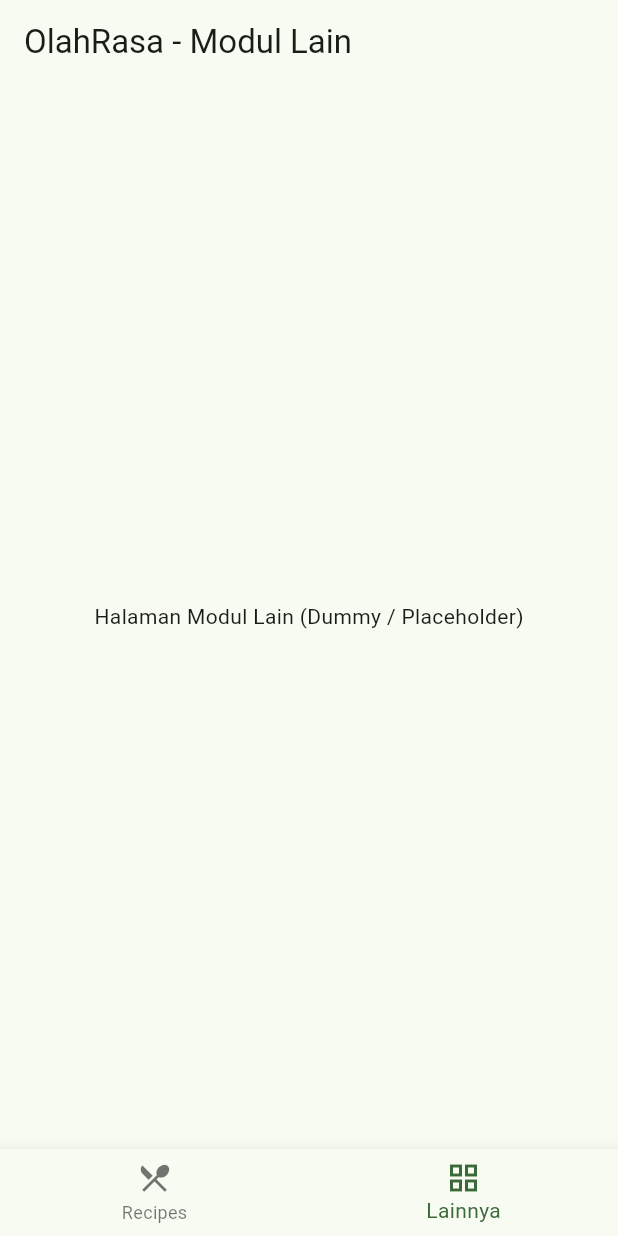
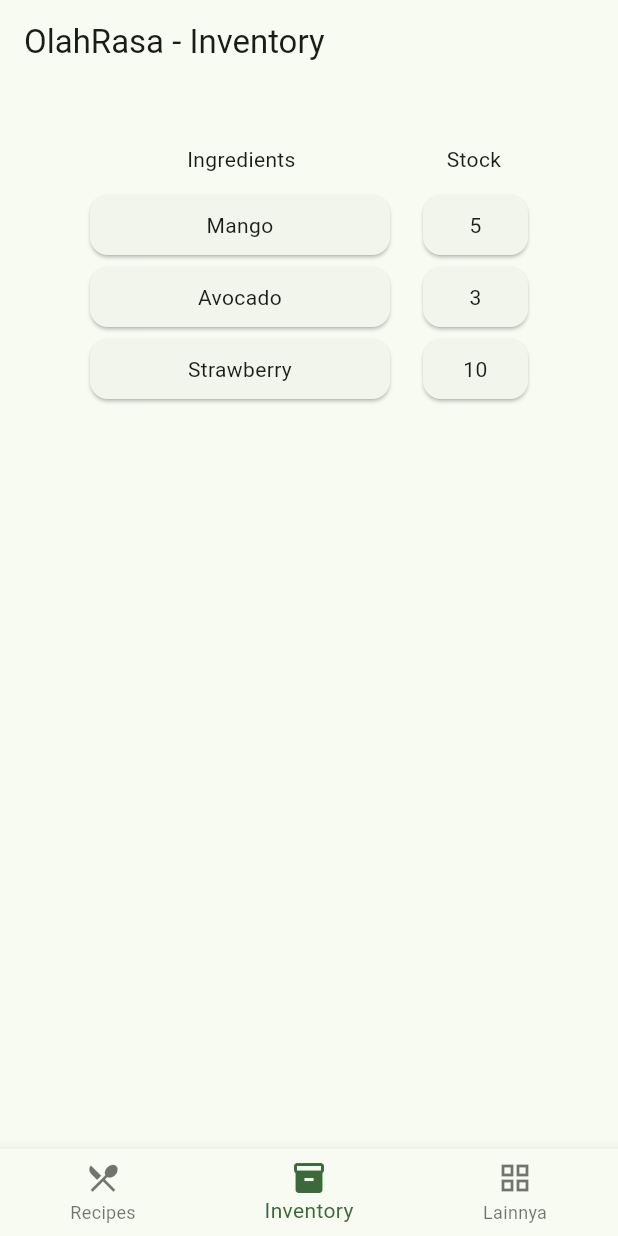
Before and after one commit to Tugas-Kelompok-PBP-D-10/OlahRasa_mobile, a Flutter app: the screen it shows after launch, item 2 of the bottom bar chosen, on a phone screen of 412 x 824 dp. Run offline on Flutter 3.47's test engine with Material 3 defaults, Android fonts, the phone set to English and light mode, and no system bars.

Commit message:
feat: Menambahkan halaman Inventory berisi dummy data tanpa styling.

```diff
--- a/lib/pages/home_shell_page.dart
+++ b/lib/pages/home_shell_page.dart
@@ -1,6 +1,7 @@
 // lib/pages/home_shell_page.dart
 import 'package:flutter/material.dart';
 import 'recipe_page.dart';
+import 'inventory_page.dart';
 
 class HomeShellPage extends StatefulWidget {
   const HomeShellPage({super.key});
@@ -12,13 +13,15 @@ class HomeShellPage extends StatefulWidget {
 class _HomeShellPageState extends State<HomeShellPage> {
   int _selectedIndex = 0;
 
-  final List<Widget> _pages = const [
+  final List<Widget> _pages = [
     RecipePage(),
+    InventoryPage(),
     Center(child: Text('Halaman Modul Lain (Dummy / Placeholder)')),
   ];
 
   final List<String> _titles = const [
     'OlahRasa - Recipes',
+    'OlahRasa - Inventory',
     'OlahRasa - Modul Lain',
   ];
 
@@ -42,6 +45,10 @@ class _HomeShellPageState extends State<HomeShellPage> {
             label: 'Recipes',
           ),
           BottomNavigationBarItem(
+            icon: Icon(Icons.inventory),
+            label: 'Inventory',
+          ),
+          BottomNavigationBarItem(
             icon: Icon(Icons.grid_view),
             label: 'Lainnya',
           ),
--- /dev/null
+++ b/lib/pages/inventory_page.dart
@@ -0,0 +1,81 @@
+import 'package:flutter/material.dart';
+
+class InventoryPage extends StatelessWidget {
+  InventoryPage({super.key});
+
+  final List<BahanItem> bahans = [
+    BahanItem("Mango", 5),
+    BahanItem("Avocado", 3),
+    BahanItem("Strawberry", 10),
+  ];
+
+  @override
+  Widget build(BuildContext context) {
+    return Container(
+      padding: EdgeInsets.all(30),
+      alignment: Alignment.center,
+      child: SizedBox(
+        width: 300,
+        child: Column(
+          children: [
+            Row(
+              mainAxisAlignment: MainAxisAlignment.spaceBetween,
+              children: [
+                Container(
+                  width: 210,
+                  padding: EdgeInsets.all(10),
+                  child: Text("Ingredients", textAlign: TextAlign.center,),
+                ),
+                Container(
+                  width: 80,
+                  padding: EdgeInsets.all(10),
+                  child: Text("Stock", textAlign: TextAlign.center,),
+                ),
+              ],
+            ),
+            BahanCard(bahans[0]),
+            BahanCard(bahans[1]),
+            BahanCard(bahans[2]),
+          ],
+        ),
+      )
+    );
+
+  }
+}
+
+class BahanItem {
+  final String name;
+  final int stock;
+
+  BahanItem(this.name, this.stock);
+}
+
+class BahanCard extends StatelessWidget{
+  final BahanItem item;
+  const BahanCard(this.item, {super.key});
+
+  @override
+  Widget build(BuildContext context) {
+    return Row(
+
+      mainAxisAlignment: MainAxisAlignment.spaceBetween,
+        children: [
+          Card (
+            child: Container(
+              width: 200,
+              padding: EdgeInsets.all(10),
+              child: Text(item.name, textAlign: TextAlign.center,),
+            ),
+          ),
+          Card (
+            child: Container(
+              width: 70,
+              padding: EdgeInsets.all(10),
+              child: Text(item.stock.toString(), textAlign: TextAlign.center,),
+            ),
+          ),
+        ],
+    );
+  }
+}
```
